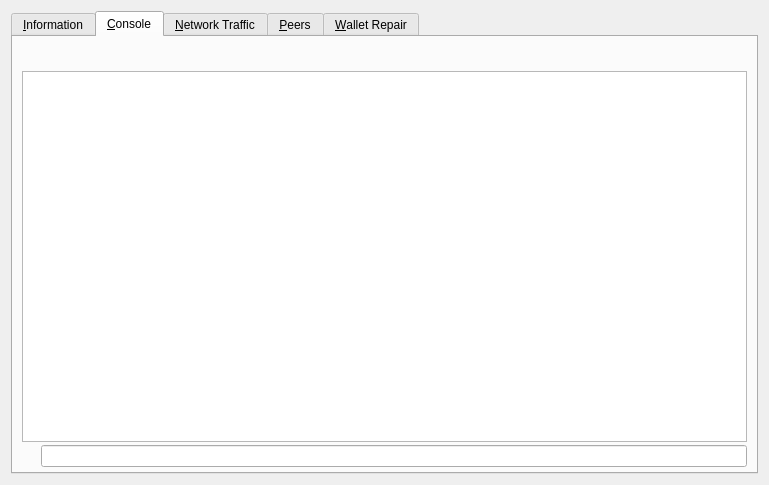
The window that src/qt/forms/debugwindow.ui (X9Developers/XSN) describes before a commit, drawn with Qt 5.
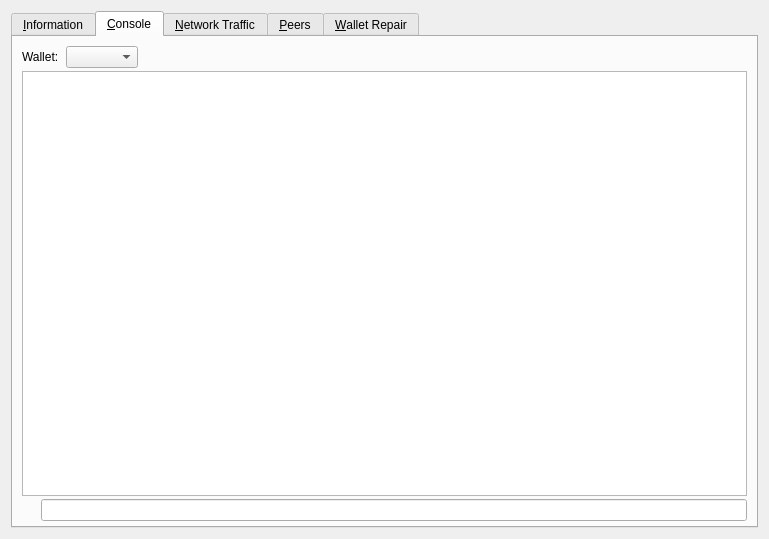
The same window after the commit. The open tabs and pages were chosen to show the change. Icons and pictures are not drawn. Custom widgets are drawn as their Qt base class.

Diff of the .ui file:
```diff
--- a/src/qt/forms/debugwindow.ui
+++ b/src/qt/forms/debugwindow.ui
@@ -7,7 +7,7 @@
     <x>0</x>
     <y>0</y>
     <width>769</width>
-    <height>485</height>
+    <height>539</height>
    </rect>
   </property>
   <property name="windowTitle">
@@ -449,6 +449,16 @@
          <property name="spacing">
           <number>4</number>
          </property>
+         <item>
+          <widget class="QLabel" name="WalletSelectorLabel">
+           <property name="text">
+            <string>Wallet: </string>
+           </property>
+          </widget>
+         </item>
+         <item>
+          <widget class="QComboBox" name="WalletSelector"/>
+         </item>
          <item>
           <spacer name="horizontalSpacer">
            <property name="orientation">
```
Left out of the diff: 20 changed lines with no effect on the pictures. Lines whose indentation alone changed are shown as unchanged.
